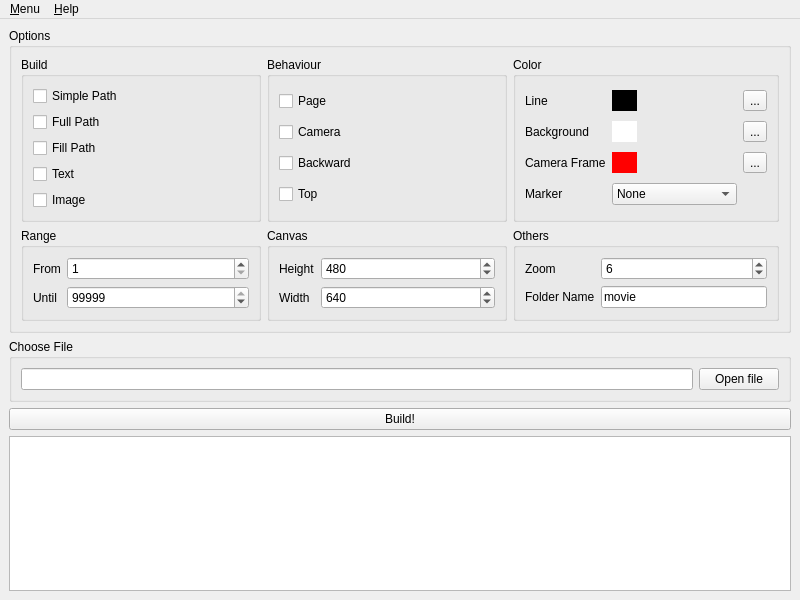
Before: the Qt Designer form ui/MainWindow.ui in fpermana/svgbuild-gui, drawn with Qt 5.
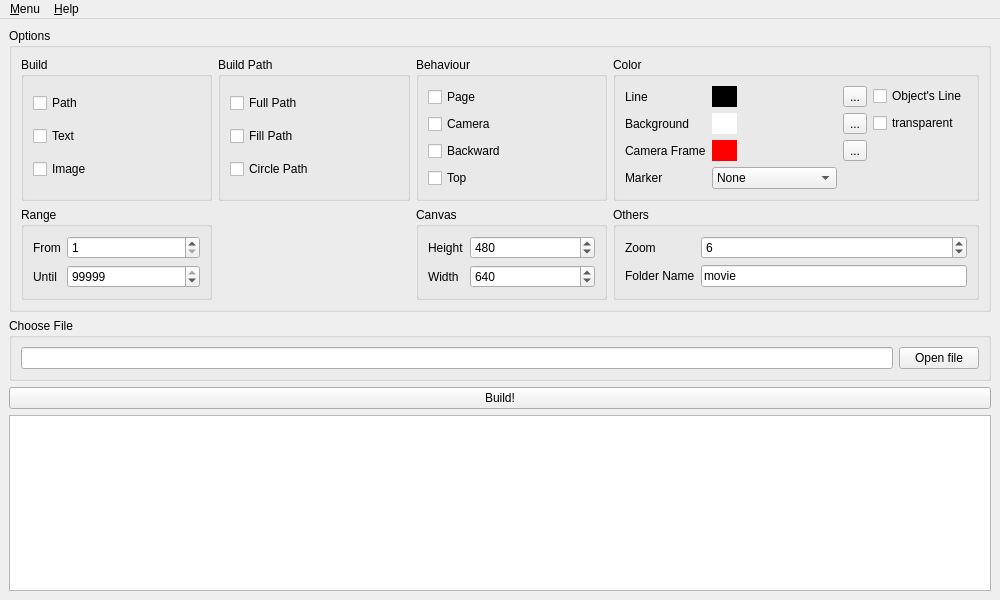
After: the same form once the commit is applied. Icons and pictures are not drawn.

Commit message: circle path

What changed in the file:
```diff
--- a/ui/MainWindow.ui
+++ b/ui/MainWindow.ui
@@ -6,7 +6,7 @@
    <rect>
     <x>0</x>
     <y>0</y>
-    <width>800</width>
+    <width>1000</width>
     <height>600</height>
    </rect>
   </property>
@@ -30,26 +30,12 @@
           <item>
            <widget class="QCheckBox" name="simplePathCheckBox">
             <property name="text">
-             <string>Simple Path</string>
+             <string>Path</string>
             </property>
            </widget>
           </item>
           <item>
-           <widget class="QCheckBox" name="fullPathCheckBox">
-            <property name="text">
-             <string>Full Path</string>
-            </property>
-           </widget>
-          </item>
-          <item>
-           <widget class="QCheckBox" name="fillPathCheckBox">
-            <property name="text">
-             <string>Fill Path</string>
-            </property>
-           </widget>
-          </item>
-          <item>
-           <widget class="QCheckBox" name="textCheckBox">
+           <widget class="QCheckBox" name="buildTextCheckBox">
             <property name="text">
              <string>Text</string>
             </property>
@@ -123,7 +109,7 @@
          </layout>
         </widget>
        </item>
-       <item row="0" column="1">
+       <item row="0" column="2">
         <widget class="QGroupBox" name="behaviourGroupBox">
          <property name="title">
           <string>Behaviour</string>
@@ -160,7 +146,7 @@
          </layout>
         </widget>
        </item>
-       <item row="0" column="2">
+       <item row="0" column="3">
         <widget class="QGroupBox" name="colorGroupBox">
          <property name="title">
           <string>Color</string>
@@ -314,10 +300,24 @@
             </property>
            </widget>
           </item>
+          <item row="1" column="3">
+           <widget class="QCheckBox" name="transparentCheckBox">
+            <property name="text">
+             <string>transparent</string>
+            </property>
+           </widget>
+          </item>
+          <item row="0" column="3">
+           <widget class="QCheckBox" name="objectLineCheckBox">
+            <property name="text">
+             <string>Object's Line</string>
+            </property>
+           </widget>
+          </item>
          </layout>
         </widget>
        </item>
-       <item row="1" column="1">
+       <item row="1" column="2">
         <widget class="QGroupBox" name="canvasGroupBox">
          <property name="title">
           <string>Canvas</string>
@@ -378,7 +378,7 @@
          </layout>
         </widget>
        </item>
-       <item row="1" column="2">
+       <item row="1" column="3">
         <widget class="QGroupBox" name="othersGroupBox">
          <property name="title">
           <string>Others</string>
@@ -427,6 +427,42 @@
          </layout>
         </widget>
        </item>
+       <item row="0" column="1">
+        <widget class="QGroupBox" name="buildPathGroupBox">
+         <property name="sizePolicy">
+          <sizepolicy hsizetype="MinimumExpanding" vsizetype="Preferred">
+           <horstretch>0</horstretch>
+           <verstretch>0</verstretch>
+          </sizepolicy>
+         </property>
+         <property name="title">
+          <string>Build Path</string>
+         </property>
+         <layout class="QVBoxLayout" name="verticalLayout_4">
+          <item>
+           <widget class="QCheckBox" name="fullPathCheckBox">
+            <property name="text">
+             <string>Full Path</string>
+            </property>
+           </widget>
+          </item>
+          <item>
+           <widget class="QCheckBox" name="fillPathCheckBox">
+            <property name="text">
+             <string>Fill Path</string>
+            </property>
+           </widget>
+          </item>
+          <item>
+           <widget class="QCheckBox" name="circlePathCheckBox">
+            <property name="text">
+             <string>Circle Path</string>
+            </property>
+           </widget>
+          </item>
+         </layout>
+        </widget>
+       </item>
       </layout>
      </widget>
     </item>
@@ -477,7 +513,7 @@
     <rect>
      <x>0</x>
      <y>0</y>
-     <width>800</width>
+     <width>1000</width>
      <height>25</height>
     </rect>
    </property>
```
Left out of the diff: 59 changed lines with no effect on the pictures. The commit also changes 7 other files.
